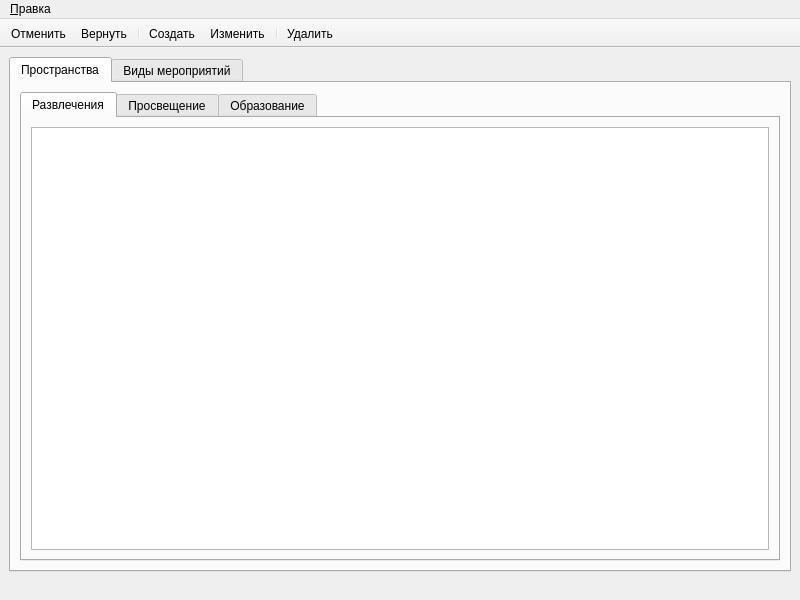
Qt form app/ui/main_window.ui (NTO-2nd-stage-ABP/ccms) before a commit.
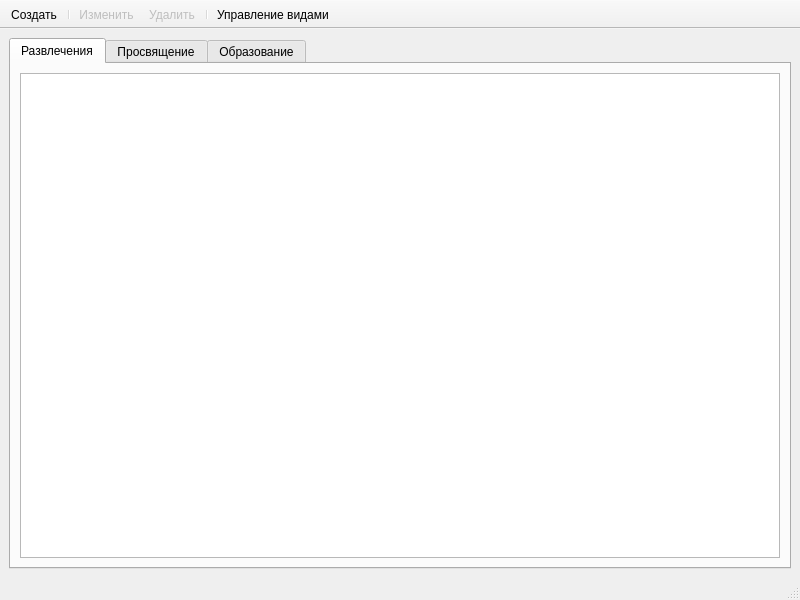
The same form after that commit. The open tabs and pages were chosen to show the change. Icons and pictures are not drawn.

```diff
--- a/app/ui/main_window.ui
+++ b/app/ui/main_window.ui
@@ -14,132 +14,98 @@
    <string>Система управления культурным центром</string>
   </property>
   <widget class="QWidget" name="centralwidget">
-   <layout class="QFormLayout" name="formLayout">
-    <item row="0" column="0" colspan="2">
-     <widget class="QTabWidget" name="tabWidget_2">
-      <property name="tabPosition">
-       <enum>QTabWidget::North</enum>
-      </property>
+   <layout class="QHBoxLayout" name="horizontalLayout_3">
+    <item>
+     <widget class="QTabWidget" name="tabWidget">
       <property name="currentIndex">
-       <number>0</number>
+       <number>1</number>
       </property>
-      <widget class="QWidget" name="tab_7">
+      <widget class="QWidget" name="tab_3">
        <attribute name="title">
-        <string>Пространства</string>
+        <string>Развлечения</string>
        </attribute>
-       <layout class="QHBoxLayout" name="horizontalLayout_5">
+       <layout class="QVBoxLayout" name="verticalLayout_2">
         <item>
-         <widget class="QTabWidget" name="tabWidget">
-          <property name="currentIndex">
-           <number>0</number>
+         <widget class="QTableView" name="tableView">
+          <property name="sortingEnabled">
+           <bool>true</bool>
           </property>
-          <property name="tabsClosable">
-           <bool>false</bool>
+          <attribute name="horizontalHeaderStretchLastSection">
+           <bool>true</bool>
+          </attribute>
+          <attribute name="verticalHeaderStretchLastSection">
+           <bool>true</bool>
+          </attribute>
+         </widget>
+        </item>
+       </layout>
+      </widget>
+      <widget class="QWidget" name="tab_4">
+       <attribute name="title">
+        <string>Просвящение</string>
+       </attribute>
+       <layout class="QVBoxLayout" name="verticalLayout">
+        <item>
+         <widget class="QTableView" name="tableView_2">
+          <property name="sortingEnabled">
+           <bool>true</bool>
           </property>
-          <widget class="QWidget" name="tab_3">
-           <attribute name="title">
-            <string>Развлечения</string>
-           </attribute>
-           <layout class="QHBoxLayout" name="horizontalLayout_4">
-            <item>
-             <widget class="QTableView" name="entertainmentTable">
-              <property name="sortingEnabled">
-               <bool>true</bool>
-              </property>
-             </widget>
-            </item>
-           </layout>
-          </widget>
-          <widget class="QWidget" name="tab_4">
-           <attribute name="title">
-            <string>Просвещение</string>
-           </attribute>
-           <layout class="QHBoxLayout" name="horizontalLayout_6">
-            <item>
-             <widget class="QTableView" name="Education">
-              <property name="sortingEnabled">
-               <bool>true</bool>
-              </property>
-             </widget>
-            </item>
-           </layout>
-          </widget>
-          <widget class="QWidget" name="tab_5">
-           <attribute name="title">
-            <string>Образование</string>
-           </attribute>
-           <layout class="QHBoxLayout" name="horizontalLayout_7">
-            <item>
-             <widget class="QTableView" name="tableView_3">
-              <property name="sortingEnabled">
-               <bool>true</bool>
-              </property>
-             </widget>
-            </item>
-           </layout>
-          </widget>
+          <attribute name="horizontalHeaderStretchLastSection">
+           <bool>true</bool>
+          </attribute>
+          <attribute name="verticalHeaderStretchLastSection">
+           <bool>true</bool>
+          </attribute>
          </widget>
         </item>
        </layout>
       </widget>
-      <widget class="QWidget" name="tab_8">
+      <widget class="QWidget" name="tab_5">
        <attribute name="title">
-        <string>Виды мероприятий</string>
+        <string>Образование</string>
        </attribute>
-       <layout class="QHBoxLayout" name="horizontalLayout_8">
+       <layout class="QVBoxLayout" name="verticalLayout_3">
         <item>
-         <widget class="QTableView" name="tableView_4">
+         <widget class="QTableView" name="tableView_3">
           <property name="sortingEnabled">
            <bool>true</bool>
           </property>
+          <attribute name="horizontalHeaderStretchLastSection">
+           <bool>true</bool>
+          </attribute>
+          <attribute name="verticalHeaderStretchLastSection">
+           <bool>true</bool>
+          </attribute>
          </widget>
         </item>
        </layout>
       </widget>
      </widget>
     </item>
+    <item>
+     <layout class="QHBoxLayout" name="horizontalLayout_4"/>
+    </item>
    </layout>
   </widget>
-  <widget class="QStatusBar" name="statusbar">
-   <property name="sizeGripEnabled">
-    <bool>false</bool>
-   </property>
-  </widget>
-  <widget class="QMenuBar" name="menuBar">
-   <property name="geometry">
-    <rect>
-     <x>0</x>
-     <y>0</y>
-     <width>800</width>
-     <height>24</height>
-    </rect>
-   </property>
-   <widget class="QMenu" name="menu">
-    <property name="title">
-     <string>&amp;Правка</string>
-    </property>
-    <addaction name="undo"/>
-    <addaction name="redo"/>
-    <addaction name="separator"/>
-    <addaction name="create"/>
-    <addaction name="edit"/>
-    <addaction name="separator"/>
-    <addaction name="remove"/>
-   </widget>
-   <addaction name="menu"/>
-  </widget>
+  <widget class="QStatusBar" name="statusbar"/>
   <widget class="QToolBar" name="toolBar">
+   <property name="enabled">
+    <bool>true</bool>
+   </property>
    <property name="windowTitle">
-    <string>Панель инструментов</string>
+    <string>toolBar</string>
    </property>
    <property name="movable">
     <bool>false</bool>
    </property>
    <property name="allowedAreas">
-    <set>Qt::LeftToolBarArea</set>
+    <set>Qt::TopToolBarArea</set>
    </property>
-   <property name="orientation">
-    <enum>Qt::Horizontal</enum>
+   <property name="iconSize">
+    <size>
+     <width>24</width>
+     <height>24</height>
+    </size>
    </property>
    <property name="toolButtonStyle">
     <enum>Qt::ToolButtonTextUnderIcon</enum>
@@ -153,39 +119,17 @@
    <attribute name="toolBarBreak">
     <bool>false</bool>
    </attribute>
-   <addaction name="undo"/>
-   <addaction name="redo"/>
+   <addaction name="create_action"/>
    <addaction name="separator"/>
-   <addaction name="create"/>
-   <addaction name="edit"/>
+   <addaction name="edit_action"/>
+   <addaction name="delete_action"/>
    <addaction name="separator"/>
-   <addaction name="remove"/>
+   <addaction name="events_type_manager_action"/>
   </widget>
-  <action name="undo">
-   <property name="icon">
-    <iconset>
-     <normaloff>resourses/undo.png</normaloff>resourses/undo.png</iconset>
+  <action name="edit_action">
+   <property name="enabled">
+    <bool>false</bool>
    </property>
-   <property name="text">
-    <string>&amp;Отменить</string>
-   </property>
-   <property name="shortcut">
-    <string>Ctrl+Z</string>
-   </property>
-  </action>
-  <action name="redo">
-   <property name="icon">
-    <iconset>
-     <normaloff>resourses/redo.png</normaloff>resourses/redo.png</iconset>
-   </property>
-   <property name="text">
-    <string>&amp;Вернуть</string>
-   </property>
-   <property name="shortcut">
-    <string>Ctrl+Y</string>
-   </property>
-  </action>
-  <action name="edit">
    <property name="icon">
     <iconset>
      <normaloff>resourses/edit.png</normaloff>resourses/edit.png</iconset>
@@ -197,7 +141,10 @@
     <string>F2</string>
    </property>
   </action>
-  <action name="remove">
+  <action name="delete_action">
+   <property name="enabled">
+    <bool>false</bool>
+   </property>
    <property name="icon">
     <iconset>
      <normaloff>resourses/delete.png</normaloff>resourses/delete.png</iconset>
@@ -209,7 +156,7 @@
     <string>Del</string>
    </property>
   </action>
-  <action name="create">
+  <action name="create_action">
    <property name="icon">
     <iconset>
      <normaloff>resourses/create.png</normaloff>resourses/create.png</iconset>
@@ -221,12 +168,19 @@
     <string>Ctrl+N</string>
    </property>
   </action>
-  <action name="action_5">
+  <action name="events_type_manager_action">
+   <property name="icon">
+    <iconset>
+     <normaloff>resourses/categorize.png</normaloff>resourses/categorize.png</iconset>
+   </property>
    <property name="text">
-    <string>Панель и&amp;нструментов</string>
+    <string>Управление видами</string>
+   </property>
+   <property name="toolTip">
+    <string>Управление видами</string>
    </property>
    <property name="shortcut">
-    <string>Ctrl+Shift+B</string>
+    <string>Ctrl+T</string>
    </property>
   </action>
  </widget>
```
Left out of the diff: 20 changed lines with no effect on the pictures.
